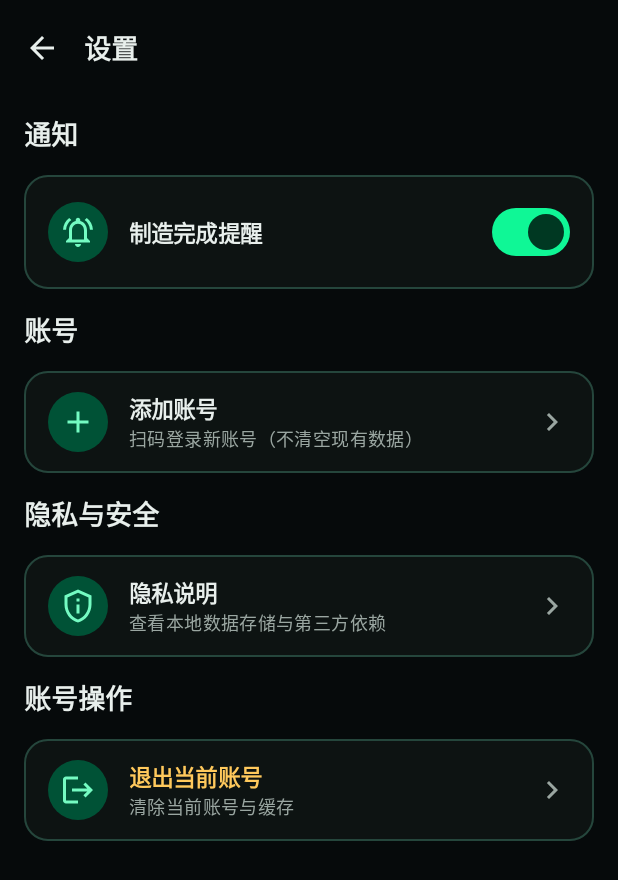
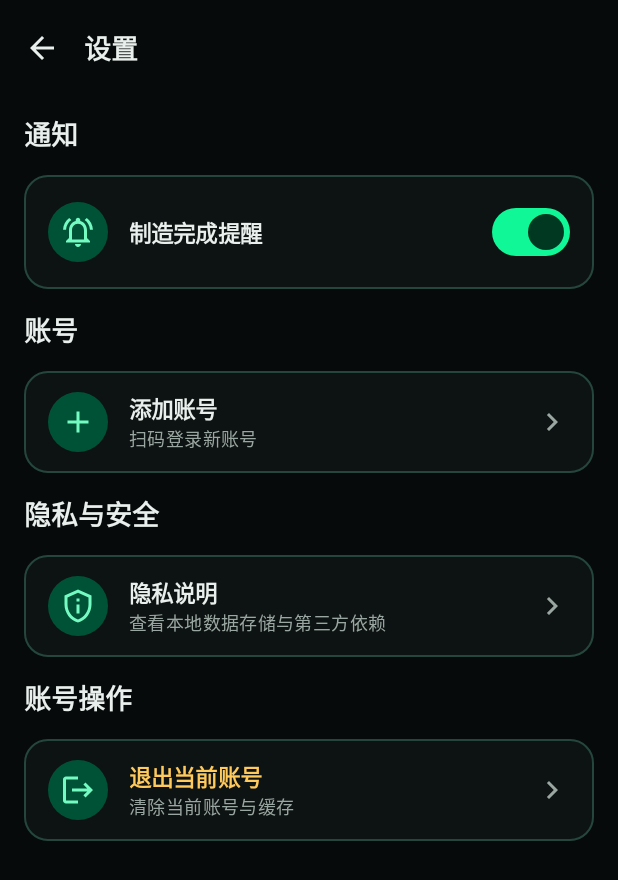
Before and after one commit to MissKisser/df-item-crafting-monitoring, an Android app built with Jetpack Compose: the SettingsScreen screen opened through its navigation route, on a phone screen of 412 x 824 dp. Shown: the top 880 px of the screen. Run offline under Robolectric (Android 15) with nearby library versions, the light colour scheme and no system bars; our stand-ins replace Dagger/Hilt's generated code; pictures from the network do not load.

Commit message:
fix(ui): 删除添加账号副标题括号（不清空现有数据）

```diff
--- a/app/src/main/java/com/local/dfcraftmonitor/ui/settings/SettingsScreen.kt
+++ b/app/src/main/java/com/local/dfcraftmonitor/ui/settings/SettingsScreen.kt
@@ -128,7 +128,7 @@ fun SettingsScreen(
                 SettingsRow(
                     icon = Icons.Default.Add,
                     title = "添加账号",
-                    subtitle = "扫码登录新账号（不清空现有数据）",
+                    subtitle = "扫码登录新账号",
                     onClick = onAddAccount,
                 )
             }
```
